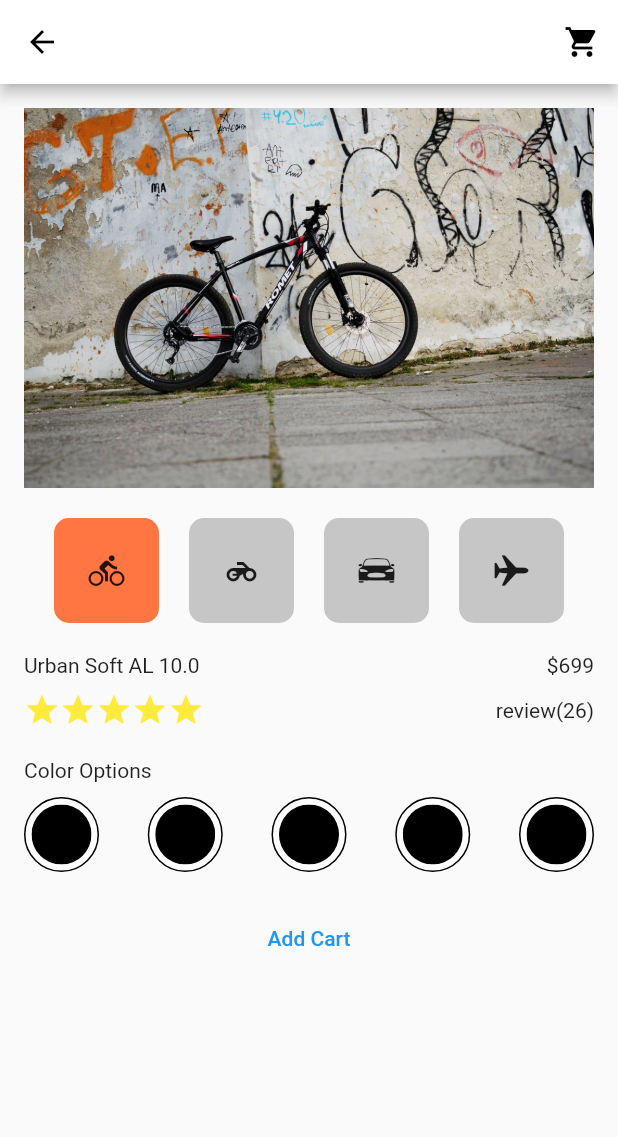
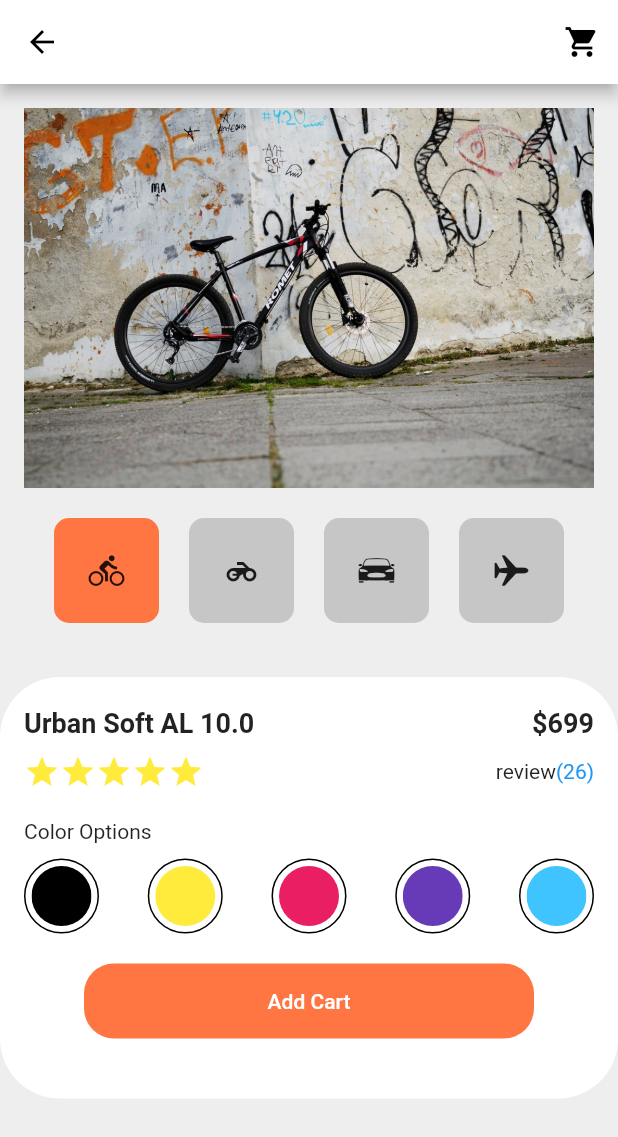
Before and after one commit to NomadHuns/flutter-shopping-practice, a Flutter app: the screen it shows after launch, on a phone screen of 412 x 824 dp. Shown: the top 1137 px of the screen. Run offline on Flutter 3.47's test engine with Material 2 defaults, Android fonts, the phone set to English and light mode, and no system bars.

Commit message:
shopping_detail 디자인 구현 완료

```diff
--- /dev/null
+++ b/lib/core/constants.dart
@@ -0,0 +1,5 @@
+import 'dart:ui';
+
+const kPrimaryColor = Color(0xFFeeeeee);
+const kSecondaryColor = Color(0xFFc6c6c6);
+const kAccentColor = Color(0xFFff7643);
--- a/lib/main.dart
+++ b/lib/main.dart
@@ -13,6 +13,15 @@ class MyApp extends StatelessWidget {
     return MaterialApp(
       debugShowCheckedModeBanner: false,
       home: ShoppingPage(),
+      theme: ThemeData(
+        textButtonTheme: TextButtonThemeData(
+          style: TextButton.styleFrom(
+            backgroundColor: Color(0xFFff7643),
+            minimumSize: Size(300, 50),
+            shape: RoundedRectangleBorder(borderRadius: BorderRadius.circular(20))
+          )
+        )
+      ),
     );
   }
 }
--- a/lib/views/pages/shopping/componunts/shopping_detail.dart
+++ b/lib/views/pages/shopping/componunts/shopping_detail.dart
@@ -5,8 +5,15 @@ class ShoppingCartDetail extends StatelessWidget {
 
   @override
   Widget build(BuildContext context) {
-    return Column(
+    return Container(
+      padding: const EdgeInsets.only(left: 16, right: 16, bottom: 40),
+      decoration: BoxDecoration(
+        color: Colors.white,
+        borderRadius: BorderRadius.circular(40),
+      ),
+      child: Column(
         children: [
+          SizedBox(height: 20),
           _detailNameAndPrice(),
           SizedBox(height: 10),
           _detailRatingAndReviewCount(),
@@ -15,15 +22,28 @@ class ShoppingCartDetail extends StatelessWidget {
           SizedBox(height: 20),
           _addCartButton(),
         ],
+      ),
     );
   }
 
   Row _detailNameAndPrice() {
     return Row(
       children: [
-        Text("Urban Soft AL 10.0"),
+        Text(
+          "Urban Soft AL 10.0",
+          style: TextStyle(
+            fontSize: 18,
+            fontWeight: FontWeight.bold,
+          ),
+        ),
         Spacer(),
-        Text("\$699"),
+        Text(
+          "\$699",
+          style: TextStyle(
+            fontSize: 18,
+            fontWeight: FontWeight.bold,
+          ),
+        ),
       ],
     );
   }
@@ -53,7 +73,7 @@ class ShoppingCartDetail extends StatelessWidget {
         ),
         Spacer(),
         Text("review"),
-        Text("(26)"),
+        Text("(26)", style: TextStyle(color: Colors.blue)),
       ],
     );
   }
@@ -61,7 +81,10 @@ class ShoppingCartDetail extends StatelessWidget {
   TextButton _addCartButton() {
     return TextButton(
       onPressed: () {},
-      child: Text("Add Cart"),
+      child: Text(
+        "Add Cart",
+        style: TextStyle(color: Colors.white),
+      ),
     );
   }
 
@@ -73,22 +96,22 @@ class ShoppingCartDetail extends StatelessWidget {
         SizedBox(height: 10),
         Row(
           children: [
-            _detailColorOptionIcon(),
+            _detailColorOptionIcon(Colors.black),
             Spacer(),
-            _detailColorOptionIcon(),
+            _detailColorOptionIcon(Colors.yellow),
             Spacer(),
-            _detailColorOptionIcon(),
+            _detailColorOptionIcon(Colors.pink),
             Spacer(),
-            _detailColorOptionIcon(),
+            _detailColorOptionIcon(Colors.deepPurple),
             Spacer(),
-            _detailColorOptionIcon(),
+            _detailColorOptionIcon(Colors.lightBlueAccent),
           ],
         ),
       ],
     );
   }
 
-  Widget _detailColorOptionIcon() {
+  Widget _detailColorOptionIcon(Color color) {
     return Stack(
       children: [
         Container(
@@ -105,7 +128,7 @@ class ShoppingCartDetail extends StatelessWidget {
           top: 5,
           child: ClipOval(
             child: Container(
-              color: Colors.black,
+              color: color,
               width: 40,
               height: 40,
             ),
--- a/lib/views/pages/shopping/shopping_page.dart
+++ b/lib/views/pages/shopping/shopping_page.dart
@@ -10,11 +10,14 @@ class ShoppingPage extends StatelessWidget {
   Widget build(BuildContext context) {
     return Scaffold(
       appBar: _appBar(),
-      body: Padding(
-        padding: const EdgeInsets.all(16.0),
+      body: Container(
+        color: Color(0xFFeeeeee),
         child: Column(
           children: [
-            ShoppingCartHeader(),
+            Padding(
+              padding: const EdgeInsets.all(16),
+              child: ShoppingCartHeader(),
+            ),
             ShoppingCartDetail(),
           ],
         ),
```
Lines whose indentation alone changed are shown as unchanged.
